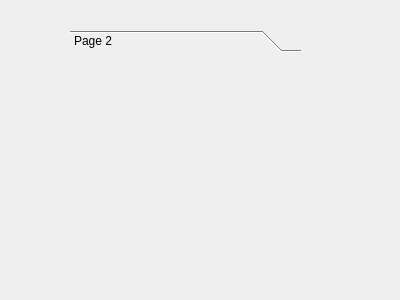
ljy9912/summer, file messagebox.ui: the form before one commit.
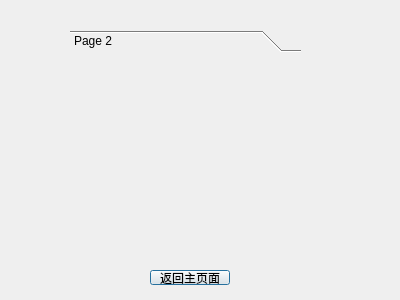
The form after the commit.

Diff of the .ui file:
```diff
--- a/messagebox.ui
+++ b/messagebox.ui
@@ -19,7 +19,7 @@
      <x>70</x>
      <y>30</y>
      <width>231</width>
-     <height>231</height>
+     <height>221</height>
     </rect>
    </property>
    <property name="currentIndex">
@@ -31,7 +31,7 @@
       <x>0</x>
       <y>0</y>
       <width>231</width>
-      <height>210</height>
+      <height>200</height>
      </rect>
     </property>
     <attribute name="label">
@@ -39,6 +39,19 @@
     </attribute>
    </widget>
   </widget>
+  <widget class="QPushButton" name="main">
+   <property name="geometry">
+    <rect>
+     <x>150</x>
+     <y>270</y>
+     <width>80</width>
+     <height>15</height>
+    </rect>
+   </property>
+   <property name="text">
+    <string>返回主页面</string>
+   </property>
+  </widget>
  </widget>
  <resources/>
  <connections/>
```
Left out of the diff: 5 changed lines with no effect on the pictures.
